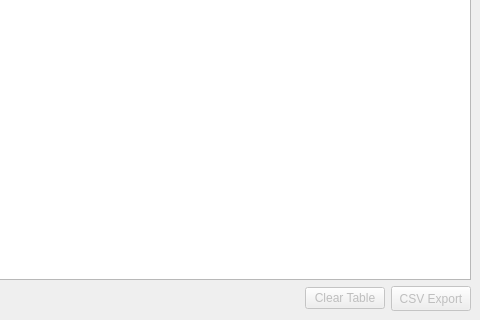
First picture: the form in eliteOCRGUI.ui, repository seeebek/EliteOCR, before the edit; both pictures show x 651 to 1131 and y 468 to 788 of the 1131 by 788 pixel window.
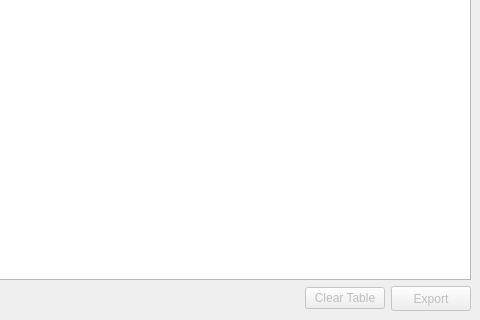
Second picture: the form after the edit. Icons and pictures are not drawn. Custom widgets are drawn as their Qt base class.

Commit message: export to xlsx, ods and horizontal export

Diff of the .ui file:
```diff
--- a/eliteOCRGUI.ui
+++ b/eliteOCRGUI.ui
@@ -990,7 +990,7 @@
          </size>
         </property>
         <property name="text">
-         <string>CSV Export</string>
+         <string>Export</string>
         </property>
        </widget>
       </item>
```
Left out of the diff: 5 changed lines with no effect on the pictures. The commit also changes 12 other files.
